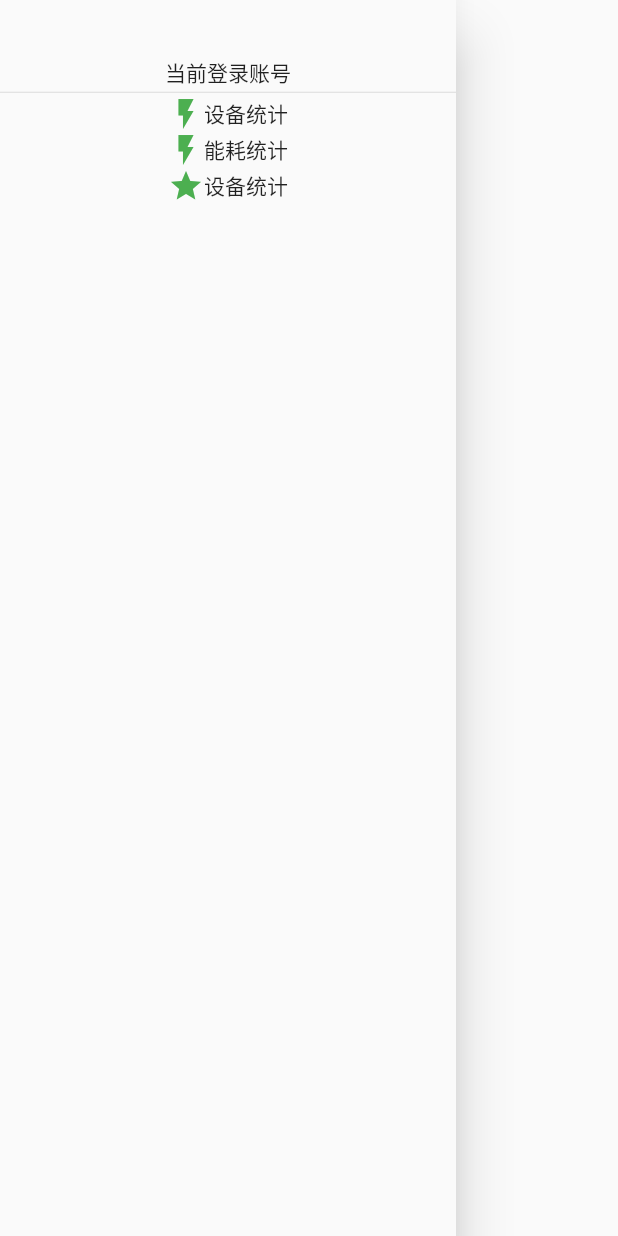
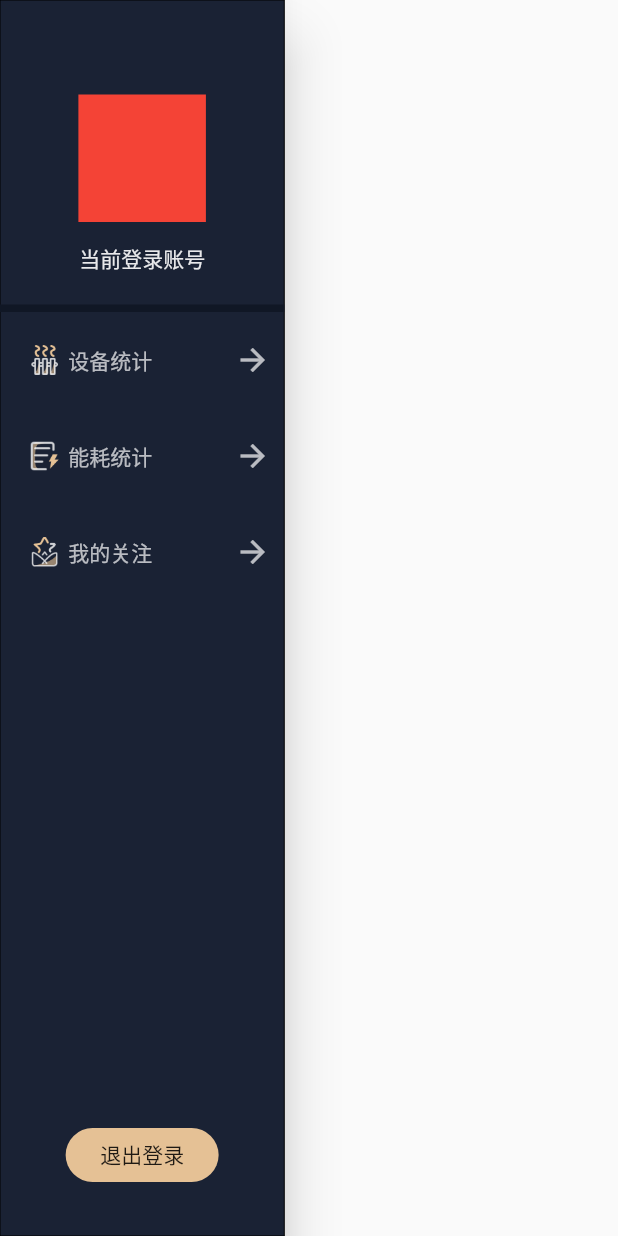
Before and after one commit to zhangyuhuihh/flutter-demo, a Flutter app: the MyDrawer widget shown alone on an empty page, opened directly, on a phone screen of 412 x 824 dp. Run offline on Flutter 3.47's test engine with Material 2 defaults, Android fonts, the phone set to English and light mode, and no system bars; our stand-ins replace fl_chart; generated files the repository leaves out were written again.

Commit message:
抽屉组件搞定

```diff
--- a/lib/routes/homePage.dart
+++ b/lib/routes/homePage.dart
@@ -1,6 +1,7 @@
 import 'package:flutter/cupertino.dart';
 import 'package:flutter/material.dart';
 import 'package:fl_chart/fl_chart.dart';
+import '../widgets/smartDrawer.dart';
 
 class HomePage extends StatefulWidget {
   @override
@@ -28,9 +29,7 @@ class _HomePage extends State<HomePage> {
             height: 50,
             child: Row(
               children: <Widget>[
-                Container(
-                  child: Image.asset('images/tongjifenxi.png')
-                ),
+                Container(child: Image.asset('images/tongjifenxi.png')),
                 Container(
                   child: Text(
                     '设备及能耗统计',
@@ -372,21 +371,59 @@ class MyDrawer extends StatelessWidget {
 
   @override
   Widget build(BuildContext context) {
-    return Drawer(
+    return SmartDrawer(
+      widthPercent: 0.46,
       // mediaQuery是干什么的
       child: MediaQuery.removePadding(
-          context: context,
+        context: context,
+        child: Container(
+          decoration: BoxDecoration(
+            border: Border.all(width: 0.0),
+            color: Color(0xFF1A2234),
+          ),
           child: Column(
             children: <Widget>[
-              Padding(
-                  padding: const EdgeInsets.only(top: 38.0),
-                  child: Text('当前登录账号')),
-              Divider(
+              Container(
+                margin: EdgeInsets.only(top: 63),
+                child: Container(
+                  width: 85,
+                  height: 85,
+                  color: Colors.red,
+                ),
+              ),
+              Container(
+                margin: EdgeInsets.only(top: 14, bottom: 20),
+                child: Text(
+                  '当前登录账号',
+                  style: TextStyle(color: Color(0xFFE5FFFFFF)),
+                ),
+              ),
+              Container(
                 height: 5.0,
+                color: Color(0xFF101725),
               ),
-              new MenuList()
+              new MenuList(),
+              Expanded(
+                child: Column(
+                  mainAxisAlignment: MainAxisAlignment.end,
+                  children: <Widget>[
+                    Container(
+                      margin: EdgeInsets.only(bottom: 30),
+                      child: FlatButton(
+                        padding: EdgeInsets.only(left: 23, right: 23),
+                        color: Color(0xFFE5C195),
+                        shape:RoundedRectangleBorder(borderRadius: BorderRadius.circular(20.0)),
+                        child: Text('退出登录'),
+                        onPressed: () {},
+                      ),
+                    ),
+                  ],
+                ),
+              ),
             ],
-          )),
+          ),
+        ),
+      ),
     );
   }
 }
@@ -400,37 +437,100 @@ class MenuList extends StatelessWidget {
       children: <Widget>[
         Container(
           child: Row(
-            mainAxisAlignment: MainAxisAlignment.center,
+            mainAxisAlignment: MainAxisAlignment.spaceBetween,
             children: <Widget>[
-              Icon(
-                Icons.flash_on,
-                color: Colors.green,
+              Container(
+                height: 60,
+                padding: EdgeInsets.only(top: 20, bottom: 20, left: 20),
+                child: Row(
+                  children: <Widget>[
+                    Container(
+                      child: Image.asset('images/icon_shebei.png')
+                    ),
+                    Container(
+                      margin: EdgeInsets.only(left: 5.5),
+                      child: Text(
+                        '设备统计',
+                        style: TextStyle(color: Color(0xFFB2FFFFFF)),
+                      ),
+                    ),
+                  ],
+                ),
               ),
-              Text('设备统计'),
+              Container(
+                padding: EdgeInsets.only(top: 20, bottom: 20, right: 9),
+                child: Icon(
+                  Icons.arrow_forward,
+                  color: const Color(0xFFB2FFFFFF),
+                ),
+              ),
             ],
           ),
         ),
         Container(
           child: Row(
-            mainAxisAlignment: MainAxisAlignment.center,
+            mainAxisAlignment: MainAxisAlignment.spaceBetween,
             children: <Widget>[
-              Icon(
-                Icons.flash_on,
-                color: Colors.green,
+              Container(
+                height: 60,
+                padding: EdgeInsets.only(top: 20, bottom: 20, left: 20),
+                child: Row(
+                  children: <Widget>[
+                    Container(
+                      child: Image.asset('images/icon_nenghao.png')
+                    ),
+                    Container(
+                      margin: EdgeInsets.only(left: 5.5),
+                      child: Text(
+                        '能耗统计',
+                        style: TextStyle(color: Color(0xFFB2FFFFFF)),
+                      ),
+                    ),
+                  ],
+                ),
               ),
-              Text('能耗统计'),
+              Container(
+                padding: EdgeInsets.only(top: 20, bottom: 20, right: 9),
+                child: Icon(
+                  Icons.arrow_forward,
+                  color: const Color(0xFFB2FFFFFF),
+                ),
+              ),
             ],
           ),
         ),
         Container(
           child: Row(
-            mainAxisAlignment: MainAxisAlignment.center,
+            mainAxisAlignment: MainAxisAlignment.spaceBetween,
             children: <Widget>[
-              Icon(Icons.grade, color: Colors.green),
-              Text('设备统计'),
+              Container(
+                height: 60,
+                padding: EdgeInsets.only(top: 20, bottom: 20, left: 20),
+                child: Row(
+                  children: <Widget>[
+                    Container(
+                      child: Image.asset('images/icon_guanzhu.png')
+                    ),
+                    Container(
+                      margin: EdgeInsets.only(left: 5.5),
+                      child: Text(
+                        '我的关注',
+                        style: TextStyle(color: Color(0xFFB2FFFFFF)),
+                      ),
+                    ),
+                  ],
+                ),
+              ),
+              Container(
+                padding: EdgeInsets.only(top: 20, bottom: 20, right: 9),
+                child: Icon(
+                  Icons.arrow_forward,
+                  color: const Color(0xFFB2FFFFFF),
+                ),
+              ),
             ],
           ),
-        )
+        ),
       ],
     );
   }
--- /dev/null
+++ b/lib/widgets/index.dart
@@ -0,0 +1 @@
+export './smartDrawer.dart';
--- /dev/null
+++ b/lib/widgets/smartDrawer.dart
@@ -0,0 +1,65 @@
+import 'package:flutter/foundation.dart';
+import 'package:flutter/material.dart';
+
+class SmartDrawer extends StatelessWidget {
+  final double elevation;
+  final Widget child;
+  final String semanticLabel;
+
+  ///new start
+  final double widthPercent;
+
+  ///new end
+  const SmartDrawer({
+    Key key,
+    this.elevation = 16.0,
+    this.child,
+    this.semanticLabel,
+
+    ///new start
+    this.widthPercent = 0.7,
+
+    ///new end
+  })  :
+
+        ///new start
+        assert(widthPercent != null && widthPercent < 1.0 && widthPercent > 0.0)
+
+        ///new end
+        ,
+        super(key: key);
+  @override
+  Widget build(BuildContext context) {
+    assert(debugCheckHasMaterialLocalizations(context));
+    String label = semanticLabel;
+    switch (defaultTargetPlatform) {
+      case TargetPlatform.iOS:
+        label = semanticLabel;
+        break;
+      case TargetPlatform.android:
+      case TargetPlatform.fuchsia:
+        label = semanticLabel ?? MaterialLocalizations.of(context)?.drawerLabel;
+    }
+
+    ///new start
+    final double _width = MediaQuery.of(context).size.width * widthPercent;
+
+    ///new end
+    return Semantics(
+      scopesRoute: true,
+      namesRoute: true,
+      explicitChildNodes: true,
+      label: label,
+      child: ConstrainedBox(
+        ///edit start
+        constraints: BoxConstraints.expand(width: _width),
+
+        ///edit end
+        child: Material(
+          elevation: elevation,
+          child: child,
+        ),
+      ),
+    );
+  }
+}
--- a/pubspec.yaml
+++ b/pubspec.yaml
@@ -48,6 +48,10 @@ flutter:
   # To add assets to your application, add an assets section, like this:
   assets:
    - images/tongjifenxi.png
+   - images/icon_shebei.png
+   - images/icon_guanzhu.png
+   - images/icon_nenghao.png
+
 
   # An image asset can refer to one or more resolution-specific "variants", see
   # https://flutter.dev/assets-and-images/#resolution-aware.
```
Also changed, not shown: images/2.0x/icon_guanzhu.png (added), images/2.0x/icon_nenghao.png (added), images/2.0x/icon_shebei.png (added), images/3.0x/icon_guanzhu.png (added), images/3.0x/icon_nenghao.png (added), images/3.0x/icon_shebei.png (added), images/icon_guanzhu.png (added), images/icon_nenghao.png (added), images/icon_shebei.png (added).
